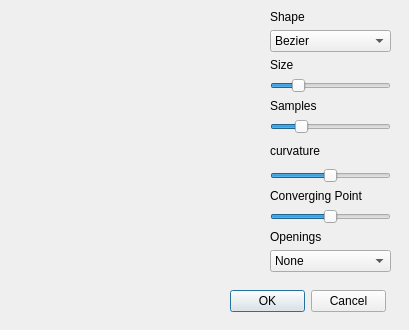
This is forms/bridgerpanel.ui in TopModLab/Unfolding as Qt 5 draws it before an edit. The edited form follows.
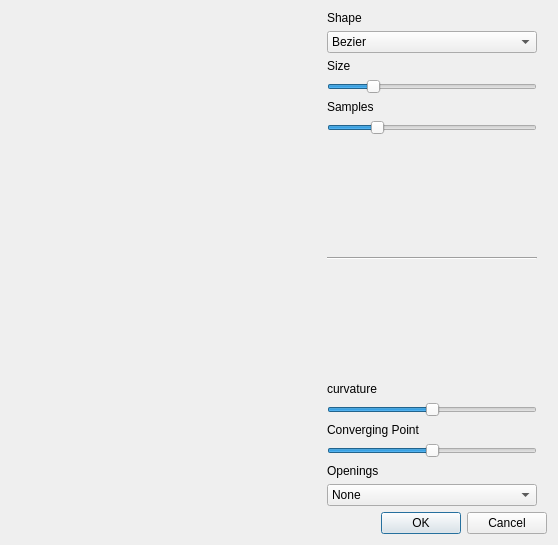
This is the edited form.

Commit message: fixed bugs when closing operation panels without any operation. modified hollowmeshpanel.ui and extend panel to make it feasible for high dpi monitor.

The edit to the form file:
```diff
--- a/forms/bridgerpanel.ui
+++ b/forms/bridgerpanel.ui
@@ -6,37 +6,31 @@
    <rect>
     <x>0</x>
     <y>0</y>
-    <width>409</width>
-    <height>330</height>
+    <width>558</width>
+    <height>545</height>
    </rect>
   </property>
   <property name="windowTitle">
    <string>Form</string>
   </property>
-  <widget class="QDialogButtonBox" name="buttonBox">
-   <property name="geometry">
-    <rect>
-     <x>230</x>
-     <y>290</y>
-     <width>156</width>
-     <height>23</height>
-    </rect>
-   </property>
-   <property name="standardButtons">
-    <set>QDialogButtonBox::Cancel|QDialogButtonBox::Ok</set>
-   </property>
-   <property name="centerButtons">
-    <bool>false</bool>
-   </property>
-  </widget>
+  <layout class="QVBoxLayout" name="verticalLayout">
+   <item>
+    <layout class="QHBoxLayout" name="horizontalLayout">
+     <item>
+      <layout class="QVBoxLayout" name="verticalLayout_2">
+       <item>
   <widget class="QLabel" name="image">
-   <property name="geometry">
-    <rect>
-     <x>20</x>
-     <y>20</y>
-     <width>241</width>
-     <height>251</height>
-    </rect>
+         <property name="minimumSize">
+          <size>
+           <width>250</width>
+           <height>250</height>
+          </size>
+         </property>
+         <property name="maximumSize">
+          <size>
+           <width>250</width>
+           <height>250</height>
+          </size>
    </property>
    <property name="text">
     <string/>
@@ -45,20 +39,116 @@
     <bool>true</bool>
    </property>
   </widget>
-  <widget class="QWidget" name="gridLayoutWidget">
-   <property name="geometry">
-    <rect>
-     <x>270</x>
-     <y>10</y>
-     <width>131</width>
-     <height>262</height>
-    </rect>
-   </property>
+       </item>
+       <item>
+        <spacer name="horizontalSpacer_2">
+         <property name="orientation">
+          <enum>Qt::Horizontal</enum>
+         </property>
+         <property name="sizeHint" stdset="0">
+          <size>
+           <width>40</width>
+           <height>20</height>
+          </size>
+         </property>
+        </spacer>
+       </item>
+       <item>
+        <spacer name="verticalSpacer_2">
+         <property name="orientation">
+          <enum>Qt::Vertical</enum>
+         </property>
+         <property name="sizeHint" stdset="0">
+          <size>
+           <width>20</width>
+           <height>40</height>
+          </size>
+         </property>
+        </spacer>
+       </item>
+      </layout>
+     </item>
+     <item>
+      <spacer name="horizontalSpacer">
+       <property name="orientation">
+        <enum>Qt::Horizontal</enum>
+       </property>
+       <property name="sizeType">
+        <enum>QSizePolicy::Minimum</enum>
+       </property>
+       <property name="sizeHint" stdset="0">
+        <size>
+         <width>60</width>
+         <height>20</height>
+        </size>
+       </property>
+      </spacer>
+     </item>
+     <item>
    <layout class="QGridLayout" name="gridLayout">
     <property name="sizeConstraint">
      <enum>QLayout::SetNoConstraint</enum>
     </property>
-    <item row="11" column="0">
+       <item row="4" column="0">
+        <widget class="QLabel" name="sampleLabel">
+         <property name="text">
+          <string>Samples</string>
+         </property>
+        </widget>
+       </item>
+       <item row="10" column="0">
+        <widget class="QSlider" name="convergeSlider">
+         <property name="minimum">
+          <number>-100</number>
+         </property>
+         <property name="maximum">
+          <number>100</number>
+         </property>
+         <property name="orientation">
+          <enum>Qt::Horizontal</enum>
+         </property>
+        </widget>
+       </item>
+       <item row="2" column="0">
+        <widget class="QLabel" name="sizeLabel">
+         <property name="text">
+          <string>Size</string>
+         </property>
+        </widget>
+       </item>
+       <item row="6" column="1">
+        <spacer name="verticalSpacer">
+         <property name="orientation">
+          <enum>Qt::Vertical</enum>
+         </property>
+         <property name="sizeHint" stdset="0">
+          <size>
+           <width>10</width>
+           <height>40</height>
+          </size>
+         </property>
+        </spacer>
+       </item>
+       <item row="1" column="0">
+        <widget class="QComboBox" name="shapeComboBox">
+         <item>
+          <property name="text">
+           <string>Bezier</string>
+          </property>
+         </item>
+         <item>
+          <property name="text">
+           <string>Original</string>
+          </property>
+         </item>
+         <item>
+          <property name="text">
+           <string>Flat</string>
+          </property>
+         </item>
+        </widget>
+       </item>
+       <item row="12" column="0">
      <widget class="QComboBox" name="adhesiveComboBox">
       <item>
        <property name="text">
@@ -77,6 +167,58 @@
       </item>
      </widget>
     </item>
+       <item row="8" column="0">
+        <widget class="QSlider" name="curvSlider">
+         <property name="maximum">
+          <number>10</number>
+         </property>
+         <property name="singleStep">
+          <number>1</number>
+         </property>
+         <property name="sliderPosition">
+          <number>5</number>
+         </property>
+         <property name="orientation">
+          <enum>Qt::Horizontal</enum>
+         </property>
+         <property name="tickPosition">
+          <enum>QSlider::NoTicks</enum>
+         </property>
+        </widget>
+       </item>
+       <item row="0" column="0">
+        <widget class="QLabel" name="label">
+         <property name="text">
+          <string>Shape</string>
+         </property>
+        </widget>
+       </item>
+       <item row="9" column="0">
+        <widget class="QLabel" name="convergeLabel">
+         <property name="text">
+          <string>Converging Point</string>
+         </property>
+        </widget>
+       </item>
+       <item row="5" column="0">
+        <widget class="QSlider" name="samplesSlider">
+         <property name="minimum">
+          <number>1</number>
+         </property>
+         <property name="maximum">
+          <number>10</number>
+         </property>
+         <property name="sliderPosition">
+          <number>3</number>
+         </property>
+         <property name="orientation">
+          <enum>Qt::Horizontal</enum>
+         </property>
+         <property name="tickPosition">
+          <enum>QSlider::NoTicks</enum>
+         </property>
+        </widget>
+       </item>
     <item row="3" column="0">
      <widget class="QSlider" name="sizeSlider">
       <property name="minimum">
@@ -102,133 +244,42 @@
       </property>
      </widget>
     </item>
-    <item row="0" column="0">
-     <widget class="QLabel" name="label">
-      <property name="text">
-       <string>Shape</string>
-      </property>
-     </widget>
-    </item>
-    <item row="8" column="0">
-     <widget class="QLabel" name="convergeLabel">
-      <property name="text">
-       <string>Converging Point</string>
-      </property>
-     </widget>
-    </item>
-    <item row="10" column="0">
+       <item row="11" column="0">
      <widget class="QLabel" name="label_5">
       <property name="text">
        <string>Openings</string>
       </property>
      </widget>
     </item>
-    <item row="6" column="0">
+       <item row="7" column="0">
      <widget class="QLabel" name="curvLabel">
       <property name="text">
        <string>curvature</string>
       </property>
      </widget>
     </item>
-    <item row="7" column="0">
-     <widget class="QSlider" name="curvSlider">
-      <property name="maximum">
-       <number>10</number>
-      </property>
-      <property name="singleStep">
-       <number>1</number>
-      </property>
-      <property name="sliderPosition">
-       <number>5</number>
-      </property>
+       <item row="6" column="0">
+        <widget class="Line" name="line">
       <property name="orientation">
        <enum>Qt::Horizontal</enum>
       </property>
-      <property name="tickPosition">
-       <enum>QSlider::NoTicks</enum>
-      </property>
-     </widget>
-    </item>
-    <item row="5" column="0">
-     <widget class="QSlider" name="samplesSlider">
-      <property name="minimum">
-       <number>1</number>
-      </property>
-      <property name="maximum">
-       <number>10</number>
-      </property>
-      <property name="sliderPosition">
-       <number>3</number>
-      </property>
-      <property name="orientation">
-       <enum>Qt::Horizontal</enum>
-      </property>
-      <property name="tickPosition">
-       <enum>QSlider::NoTicks</enum>
-      </property>
-     </widget>
-    </item>
-    <item row="4" column="0">
-     <widget class="QLabel" name="sampleLabel">
-      <property name="text">
-       <string>Samples</string>
-      </property>
-     </widget>
-    </item>
-    <item row="9" column="0">
-     <widget class="QSlider" name="convergeSlider">
-      <property name="minimum">
-       <number>-100</number>
-      </property>
-      <property name="maximum">
-       <number>100</number>
-      </property>
-      <property name="orientation">
-       <enum>Qt::Horizontal</enum>
-      </property>
-     </widget>
-    </item>
-    <item row="1" column="0">
-     <widget class="QComboBox" name="shapeComboBox">
+        </widget>
+       </item>
+      </layout>
+     </item>
+    </layout>
+   </item>
       <item>
-       <property name="text">
-        <string>Bezier</string>
-       </property>
-      </item>
-      <item>
-       <property name="text">
-        <string>Original</string>
-       </property>
-      </item>
-      <item>
-       <property name="text">
-        <string>Flat</string>
-       </property>
-      </item>
-     </widget>
-    </item>
-    <item row="2" column="0">
-     <widget class="QLabel" name="sizeLabel">
-      <property name="text">
-       <string>Size</string>
-      </property>
-     </widget>
-    </item>
-    <item row="6" column="1">
-     <spacer name="verticalSpacer">
-      <property name="orientation">
-       <enum>Qt::Vertical</enum>
-      </property>
-      <property name="sizeHint" stdset="0">
-       <size>
-        <width>10</width>
-        <height>40</height>
-       </size>
-      </property>
-     </spacer>
-    </item>
-   </layout>
-  </widget>
+    <widget class="QDialogButtonBox" name="buttonBox">
+     <property name="standardButtons">
+      <set>QDialogButtonBox::Cancel|QDialogButtonBox::Ok</set>
+     </property>
+     <property name="centerButtons">
+      <bool>false</bool>
+     </property>
+    </widget>
+   </item>
+  </layout>
  </widget>
  <resources/>
  <connections/>
```
Lines whose indentation alone changed are shown as unchanged. The commit also changes 5 other files.
